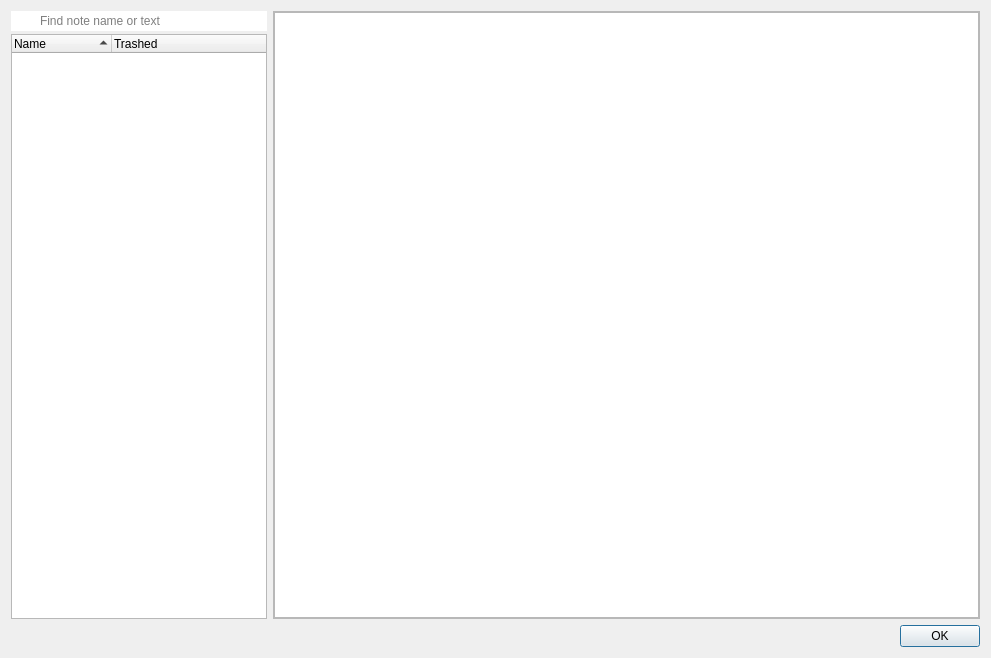
Before: the Qt Designer form src/dialogs/localtrashdialog.ui in pbek/QOwnNotes, drawn with Qt 5.
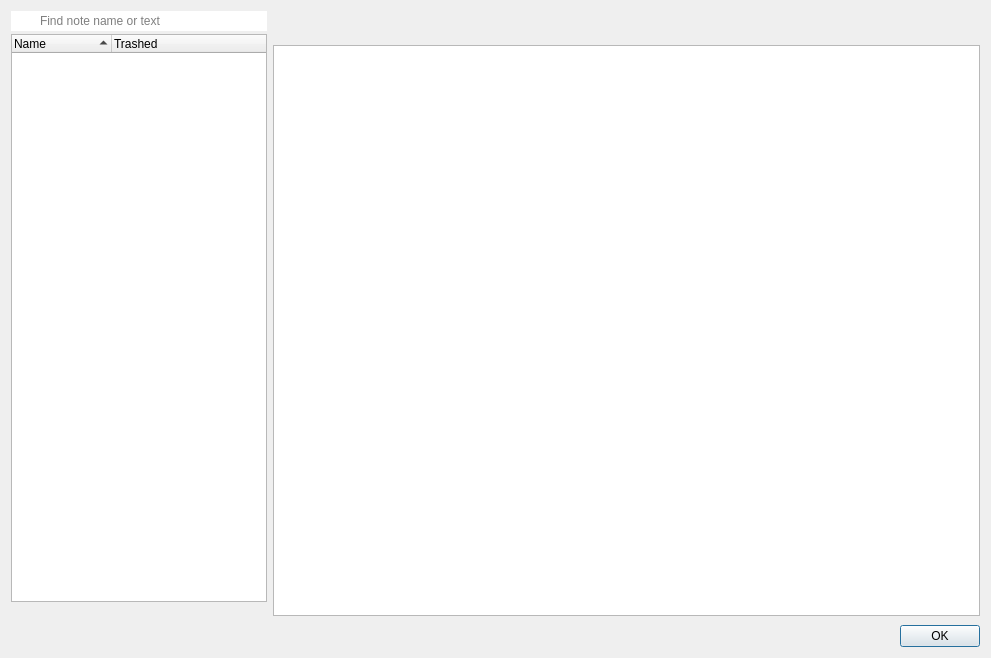
After: the same form once the commit is applied. Icons and pictures are not drawn. Custom widgets are drawn as their Qt base class.

Commit message: trash: polish layout of local and server trash dialogs

What changed in the file:
```diff
--- a/src/dialogs/localtrashdialog.ui
+++ b/src/dialogs/localtrashdialog.ui
@@ -61,6 +61,9 @@
         </item>
         <item>
          <widget class="QTreeWidget" name="trashTreeWidget">
+          <property name="alternatingRowColors">
+           <bool>true</bool>
+          </property>
           <property name="sizePolicy">
            <sizepolicy hsizetype="Expanding" vsizetype="Expanding">
             <horstretch>1</horstretch>
@@ -88,6 +91,13 @@
           </column>
          </widget>
         </item>
+        <item>
+         <widget class="QLabel" name="trashCountLabel">
+          <property name="text">
+           <string notr="true"/>
+          </property>
+         </widget>
+        </item>
        </layout>
       </widget>
      </item>
@@ -100,10 +110,10 @@
         </sizepolicy>
        </property>
        <property name="frameShape">
-        <enum>QFrame::StyledPanel</enum>
+        <enum>QFrame::NoFrame</enum>
        </property>
        <property name="frameShadow">
-        <enum>QFrame::Raised</enum>
+        <enum>QFrame::Plain</enum>
        </property>
        <layout class="QGridLayout" name="gridLayout_2">
         <property name="leftMargin">
@@ -119,9 +129,35 @@
          <number>0</number>
         </property>
         <property name="spacing">
-         <number>0</number>
+         <number>3</number>
         </property>
         <item row="0" column="0">
+         <widget class="QLabel" name="previewHeaderLabel">
+          <property name="text">
+           <string notr="true"/>
+          </property>
+          <property name="textFormat">
+           <enum>Qt::PlainText</enum>
+          </property>
+          <property name="textInteractionFlags">
+           <set>Qt::TextSelectableByMouse</set>
+          </property>
+         </widget>
+        </item>
+        <item row="1" column="0">
+         <widget class="QLabel" name="previewDetailLabel">
+          <property name="text">
+           <string notr="true"/>
+          </property>
+          <property name="wordWrap">
+           <bool>true</bool>
+          </property>
+          <property name="textInteractionFlags">
+           <set>Qt::TextSelectableByMouse</set>
+          </property>
+         </widget>
+        </item>
+        <item row="2" column="0">
          <widget class="QOwnNotesMarkdownTextEdit" name="noteBrowser">
           <property name="sizePolicy">
            <sizepolicy hsizetype="Expanding" vsizetype="Expanding">
@@ -137,7 +173,7 @@
           </property>
          </widget>
         </item>
-        <item row="1" column="0">
+        <item row="3" column="0">
          <widget class="QFrame" name="noteBrowserSearchFrame">
           <property name="sizePolicy">
            <sizepolicy hsizetype="Preferred" vsizetype="Preferred">
```
The commit also changes 6 other files.
